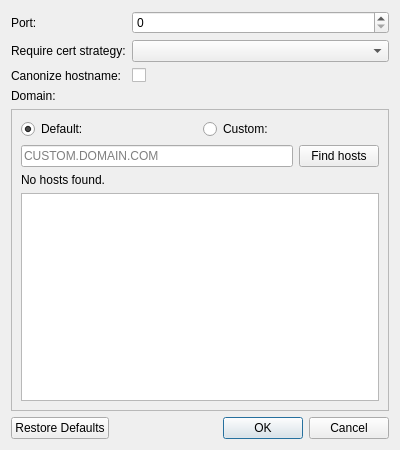
Old version of the form src/admc/connection_options_dialog.ui in the repository altlinux/admc.
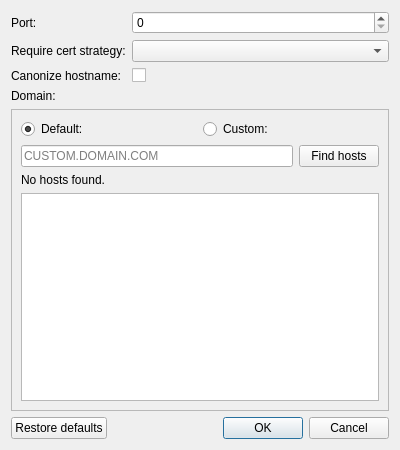
New version of the form. Icons and pictures are not drawn.

Commit message:
Remove "Restore defaults" in the connection options dialog from button box
The button is set as separate item

```diff
--- a/src/admc/connection_options_dialog.ui
+++ b/src/admc/connection_options_dialog.ui
@@ -146,14 +146,31 @@
     </layout>
    </item>
    <item>
+    <layout class="QHBoxLayout" name="horizontalLayout_3">
+     <property name="bottomMargin">
+      <number>0</number>
+     </property>
+     <item>
+      <widget class="QPushButton" name="restore_defaults_button">
+       <property name="text">
+        <string>Restore defaults</string>
+       </property>
+       <property name="icon">
+        <iconset theme="document-revert"/>
+       </property>
+      </widget>
+     </item>
+     <item>
     <widget class="QDialogButtonBox" name="button_box">
      <property name="orientation">
       <enum>Qt::Horizontal</enum>
      </property>
      <property name="standardButtons">
-      <set>QDialogButtonBox::Cancel|QDialogButtonBox::Ok|QDialogButtonBox::RestoreDefaults</set>
-     </property>
-    </widget>
+        <set>QDialogButtonBox::Cancel|QDialogButtonBox::Ok</set>
+       </property>
+      </widget>
+     </item>
+    </layout>
    </item>
   </layout>
  </widget>
```
Left out of the diff: 3 changed lines with no effect on the pictures. Lines whose indentation alone changed are shown as unchanged. The commit also changes 1 other file.
